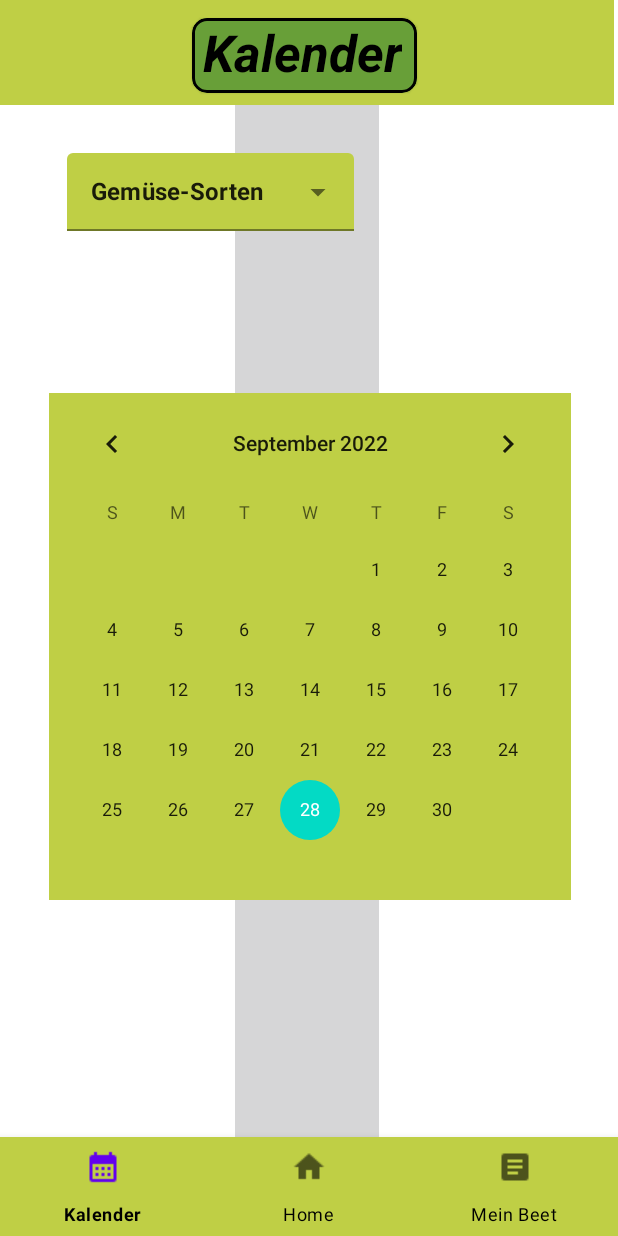
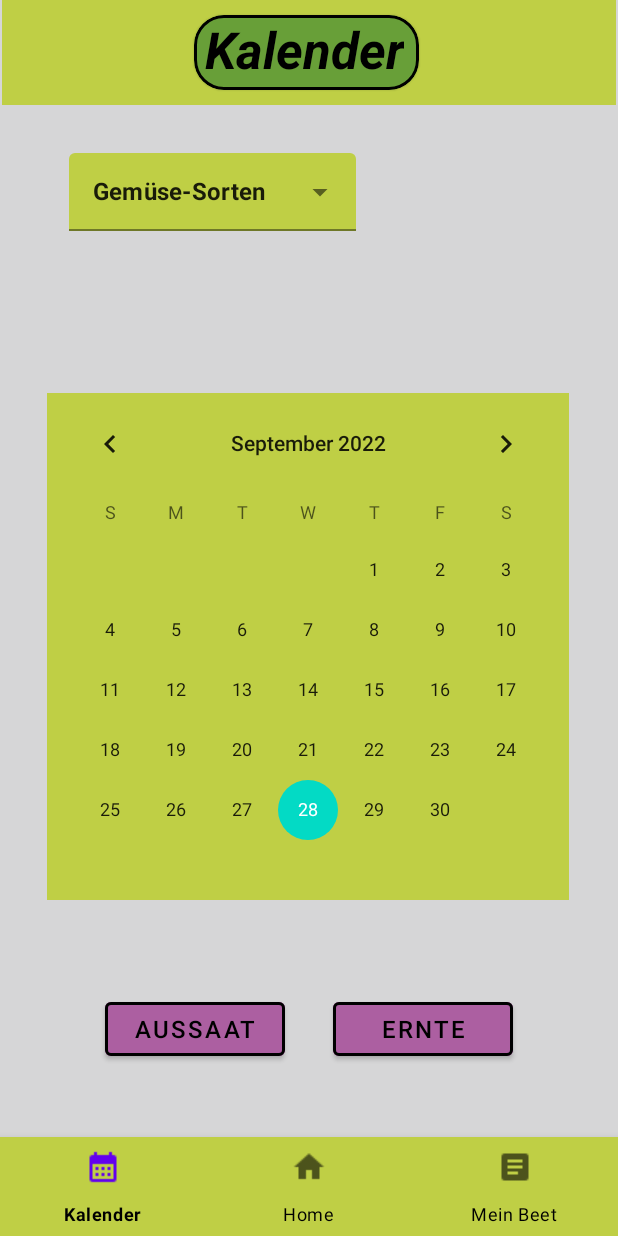
Before and after one commit to MarcoWeinmann/Gartenzwerg, an Android app: the KalenderFragment screen opened through its navigation route, on a phone screen of 412 x 824 dp. Run offline under Robolectric (Android 15) with nearby library versions, the phone set to English and light mode, and no system bars; our stand-ins replace Firebase (no records; nobody signed in at launch, a user with empty details on screens opened directly), Room's generated code, data binding, navigation-ui; pictures from the network do not load; 1 statement that could not run was skipped.

```diff
--- a/app/src/main/res/layout/fragment_beet.xml
+++ b/app/src/main/res/layout/fragment_beet.xml
@@ -191,9 +191,9 @@
                 android:layout_width="180dp"
                 android:layout_height="50dp"
                 android:layout_marginStart="115dp"
-                android:layout_marginTop="12dp"
+                android:layout_marginTop="10dp"
                 app:cardBackgroundColor="@color/clickedGreen"
-                app:cardCornerRadius="10dp"
+                app:cardCornerRadius="20dp"
                 app:cardPreventCornerOverlap="true"
                 app:layout_constraintStart_toStartOf="parent"
                 app:layout_constraintTop_toTopOf="@+id/ivBeetBG"
--- a/app/src/main/res/layout/fragment_kalender.xml
+++ b/app/src/main/res/layout/fragment_kalender.xml
@@ -85,14 +85,14 @@
                 android:layout_width="150dp"
                 android:layout_height="50dp"
                 android:layout_marginStart="128dp"
-                android:layout_marginTop="12dp"
+                android:layout_marginTop="10dp"
                 app:cardBackgroundColor="@color/clickedGreen"
-                app:cardCornerRadius="10dp"
+                app:cardCornerRadius="20dp"
                 app:cardPreventCornerOverlap="true"
                 app:layout_constraintStart_toStartOf="@+id/toolbar"
                 app:layout_constraintTop_toTopOf="@+id/ivKalenderBG"
                 app:strokeColor="@color/black"
-                app:strokeWidth="2dp" >
+                app:strokeWidth="2dp">
 
                 <androidx.constraintlayout.widget.ConstraintLayout
                     android:layout_width="match_parent"
@@ -112,6 +112,41 @@
                 </androidx.constraintlayout.widget.ConstraintLayout>
             </com.google.android.material.card.MaterialCardView>
 
+            <Button
+                android:id="@+id/buttonKalenderAussaat"
+                android:layout_width="120dp"
+                android:layout_height="wrap_content"
+                android:layout_marginStart="80dp"
+                android:layout_marginEnd="16dp"
+                android:layout_marginBottom="48dp"
+                android:backgroundTint="@color/buttonlila"
+                android:text="Aussaat"
+                android:textColor="@color/black"
+                android:textSize="16sp"
+                app:layout_constraintBottom_toBottomOf="parent"
+                app:layout_constraintEnd_toStartOf="@+id/buttonKalenderErnte"
+                app:layout_constraintStart_toStartOf="parent"
+                app:rippleColor="@color/buttonlila"
+                app:strokeColor="@color/black"
+                app:strokeWidth="2dp" />
+
+            <Button
+                android:id="@+id/buttonKalenderErnte"
+                android:layout_width="120dp"
+                android:layout_height="wrap_content"
+                android:layout_marginStart="16dp"
+                android:layout_marginEnd="80dp"
+                android:layout_marginBottom="48dp"
+                android:backgroundTint="@color/buttonlila"
+                android:text="Ernte"
+                android:textColor="@color/black"
+                android:textSize="16sp"
+                app:layout_constraintBottom_toBottomOf="parent"
+                app:layout_constraintEnd_toEndOf="parent"
+                app:layout_constraintStart_toEndOf="@+id/buttonKalenderAussaat"
+                app:strokeColor="@color/black"
+                app:strokeWidth="2dp" />
+
 
         </androidx.constraintlayout.widget.ConstraintLayout>
     </FrameLayout>
--- a/app/src/main/res/values/strings.xml
+++ b/app/src/main/res/values/strings.xml
@@ -22,6 +22,7 @@
         <item>Zucchini</item>
         <item>Zwiebel</item>
         <item>Chilli</item>
+        <item>Brokkoli</item>
 
     </string-array>
 
```
Also changed, not shown: app/src/main/res/layout/fragment_home.xml (+4 -4 lines), app/src/main/res/layout/list_item.xml (+16 -12 lines).
